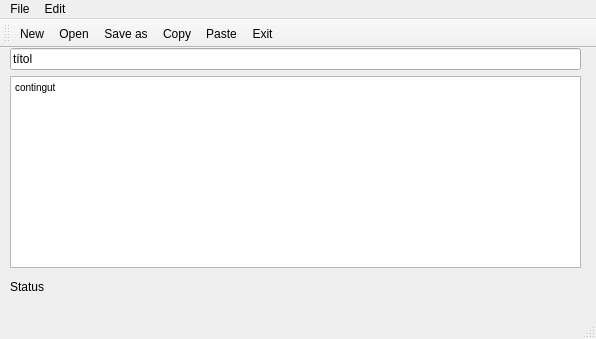
Old version of the form QTNotes/mainwindow.ui in the repository aniolm9/practiques-sad.
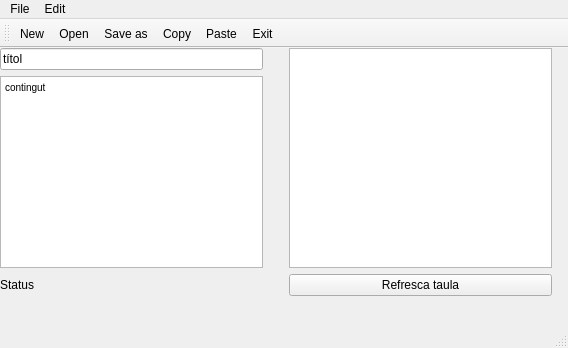
New version of the form. Icons and pictures are not drawn.

```diff
--- a/QTNotes/mainwindow.ui
+++ b/QTNotes/mainwindow.ui
@@ -6,8 +6,8 @@
    <rect>
     <x>0</x>
     <y>0</y>
-    <width>596</width>
-    <height>339</height>
+    <width>568</width>
+    <height>348</height>
    </rect>
   </property>
   <property name="windowTitle">
@@ -17,12 +17,14 @@
    <widget class="QWidget" name="verticalLayoutWidget">
     <property name="geometry">
      <rect>
-      <x>10</x>
+      <x>0</x>
       <y>0</y>
-      <width>571</width>
-      <height>251</height>
+      <width>552</width>
+      <height>248</height>
      </rect>
     </property>
+    <layout class="QHBoxLayout" name="horizontalLayout">
+     <item>
     <layout class="QVBoxLayout" name="verticalLayout">
      <item>
       <widget class="QLineEdit" name="lineEdit">
@@ -56,6 +58,35 @@
       </widget>
      </item>
     </layout>
+     </item>
+     <item>
+      <spacer name="verticalSpacer">
+       <property name="orientation">
+        <enum>Qt::Vertical</enum>
+       </property>
+       <property name="sizeHint" stdset="0">
+        <size>
+         <width>20</width>
+         <height>40</height>
+        </size>
+       </property>
+      </spacer>
+     </item>
+     <item>
+      <layout class="QVBoxLayout" name="verticalLayout_2">
+       <item>
+        <widget class="QTableView" name="tableView"/>
+       </item>
+       <item>
+        <widget class="QPushButton" name="pushButton">
+         <property name="text">
+          <string>Refresca taula</string>
+         </property>
+        </widget>
+       </item>
+      </layout>
+     </item>
+    </layout>
    </widget>
   </widget>
   <widget class="QMenuBar" name="menubar">
@@ -63,7 +94,7 @@
     <rect>
      <x>0</x>
      <y>0</y>
-     <width>596</width>
+     <width>568</width>
      <height>26</height>
     </rect>
    </property>
```
Left out of the diff: 2 changed lines with no effect on the pictures. Lines whose indentation alone changed are shown as unchanged.
